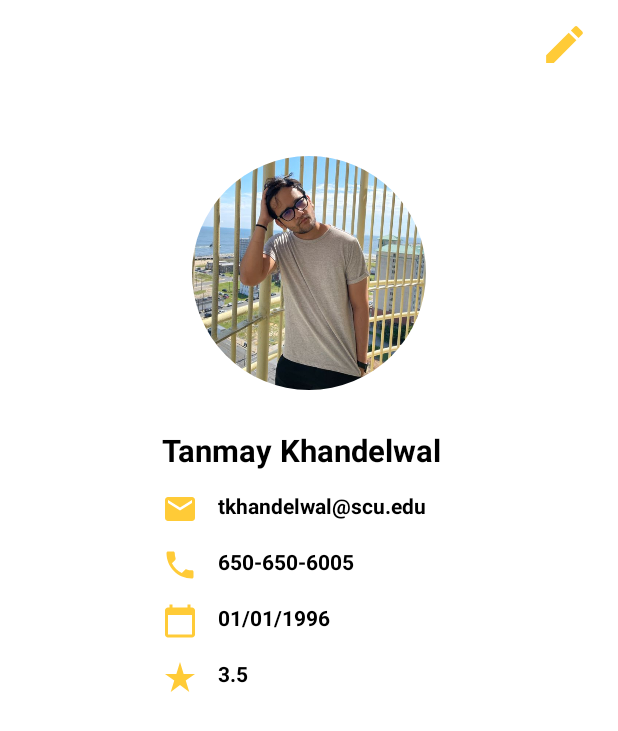
After one commit to amanmishra3/Exsell, an Android app: the UserProfile screen opened directly, with no data from a screen before it, on a phone screen of 412 x 824 dp. The commit adds this screen. Shown: the top 731 px of the screen. Run offline under Robolectric (Android 15) with nearby library versions, the phone set to English and light mode, and no system bars; our stand-ins replace CircleImageView, sdp/ssp sizes.

Commit message:
added UserProfile activity

```diff
--- a/app/src/main/AndroidManifest.xml
+++ b/app/src/main/AndroidManifest.xml
@@ -9,6 +9,9 @@
         android:roundIcon="@mipmap/ic_launcher_round"
         android:supportsRtl="true"
         android:theme="@style/Theme.Exsell">
+        <activity
+            android:name=".UI.UserProfile"
+            android:exported="false" />
         <activity
             android:name=".UI.ViewListing"
             android:exported="false" />
--- /dev/null
+++ b/app/src/main/java/com/android/exsell/UI/UserProfile.java
@@ -0,0 +1,69 @@
+package com.android.exsell.UI;
+
+import androidx.appcompat.app.AppCompatActivity;
+
+import android.os.Bundle;
+import android.text.InputType;
+import android.view.View;
+import android.widget.Button;
+import android.widget.ImageView;
+import android.widget.LinearLayout;
+import android.widget.TextView;
+
+import com.android.exsell.R;
+
+public class UserProfile extends AppCompatActivity {
+
+    ImageView editProfile, addImage;
+    Button updateProfile;
+    TextView userName, userEmail, userPhone, userDob, userRating;
+    LinearLayout linearEmail;
+
+    @Override
+    protected void onCreate(Bundle savedInstanceState) {
+        super.onCreate(savedInstanceState);
+        setContentView(R.layout.activity_user_profile);
+        editProfile = findViewById(R.id.editProfile);
+        updateProfile = findViewById(R.id.profileUpdate);
+        addImage = findViewById(R.id.addImage);
+
+        userName = findViewById(R.id.userName);
+        userEmail = findViewById(R.id.userEmail);
+        userPhone = findViewById(R.id.userPhone);
+        userDob = findViewById(R.id.userDOB);
+        userRating = findViewById(R.id.userRating);
+
+        editProfile.setOnClickListener(new View.OnClickListener() {
+            @Override
+            public void onClick(View v) {
+                editProfile.setVisibility(View.INVISIBLE);
+                updateProfile.setVisibility(View.VISIBLE);
+                addImage.setVisibility(View.VISIBLE);
+
+                userName.setCursorVisible(true);
+                userName.setFocusable(true);
+                userName.setEnabled(true);
+                userName.setClickable(true);
+                userName.setFocusableInTouchMode(true);
+                userName.setInputType(InputType.TYPE_CLASS_TEXT);
+                userName.requestFocus();
+
+                userPhone.setCursorVisible(true);
+                userPhone.setFocusable(true);
+                userPhone.setEnabled(true);
+                userPhone.setClickable(true);
+                userPhone.setFocusableInTouchMode(true);
+                userPhone.setInputType(InputType.TYPE_CLASS_TEXT);
+                userPhone.requestFocus();
+
+                userDob.setCursorVisible(true);
+                userDob.setFocusable(true);
+                userDob.setEnabled(true);
+                userDob.setClickable(true);
+                userDob.setFocusableInTouchMode(true);
+                userDob.setInputType(InputType.TYPE_CLASS_TEXT);
+                userDob.requestFocus();
+            }
+        });
+    }
+}
--- a/app/src/main/java/com/android/exsell/listeners/navigationListener.java
+++ b/app/src/main/java/com/android/exsell/listeners/navigationListener.java
@@ -10,6 +10,7 @@ import androidx.appcompat.app.AppCompatActivity;
 
 import com.android.exsell.R;
 import com.android.exsell.UI.LoginActivity;
+import com.android.exsell.UI.UserProfile;
 import com.google.android.material.navigation.NavigationView;
 import com.google.firebase.auth.FirebaseAuth;
 
@@ -24,9 +25,20 @@ public class navigationListener implements NavigationView.OnNavigationItemSelect
         if(item.getItemId() == R.id.signOut) {
             onSignOut();
             return true;
+        } else if(item.getItemId() == R.id.profile) {
+            onClickProfile();
+            return true;
         }
         return false;
     }
+
+    private void onClickProfile() {
+        Log.i(TAG, "onProfile");
+        Intent intent = new Intent(context, UserProfile.class);
+        intent.setFlags(Intent.FLAG_ACTIVITY_NEW_TASK);
+        context.startActivity(intent);
+    }
+
     public void onSignOut() {
         Log.i(TAG, "onSignOut");
         FirebaseAuth mAuth = FirebaseAuth.getInstance();
--- /dev/null
+++ b/app/src/main/res/drawable/ic_calendar.xml
@@ -0,0 +1,10 @@
+<vector xmlns:android="http://schemas.android.com/apk/res/android"
+    android:width="24dp"
+    android:height="24dp"
+    android:viewportWidth="24"
+    android:viewportHeight="24"
+    android:tint="#FFCB37">
+  <path
+      android:fillColor="@android:color/white"
+      android:pathData="M20,3h-1L19,1h-2v2L7,3L7,1L5,1v2L4,3c-1.1,0 -2,0.9 -2,2v16c0,1.1 0.9,2 2,2h16c1.1,0 2,-0.9 2,-2L22,5c0,-1.1 -0.9,-2 -2,-2zM20,21L4,21L4,8h16v13z"/>
+</vector>
--- /dev/null
+++ b/app/src/main/res/drawable/ic_camera.xml
@@ -0,0 +1,13 @@
+<vector xmlns:android="http://schemas.android.com/apk/res/android"
+    android:width="24dp"
+    android:height="24dp"
+    android:viewportWidth="24"
+    android:viewportHeight="24"
+    android:tint="#FFCB37">
+  <path
+      android:fillColor="@android:color/white"
+      android:pathData="M12,12m-3.2,0a3.2,3.2 0,1 1,6.4 0a3.2,3.2 0,1 1,-6.4 0"/>
+  <path
+      android:fillColor="@android:color/white"
+      android:pathData="M9,2L7.17,4L4,4c-1.1,0 -2,0.9 -2,2v12c0,1.1 0.9,2 2,2h16c1.1,0 2,-0.9 2,-2L22,6c0,-1.1 -0.9,-2 -2,-2h-3.17L15,2L9,2zM12,17c-2.76,0 -5,-2.24 -5,-5s2.24,-5 5,-5 5,2.24 5,5 -2.24,5 -5,5z"/>
+</vector>
--- /dev/null
+++ b/app/src/main/res/drawable/ic_edit.xml
@@ -0,0 +1,10 @@
+<vector xmlns:android="http://schemas.android.com/apk/res/android"
+    android:width="24dp"
+    android:height="24dp"
+    android:viewportWidth="24"
+    android:viewportHeight="24"
+    android:tint="#FFCB37">
+  <path
+      android:fillColor="@android:color/white"
+      android:pathData="M3,17.25V21h3.75L17.81,9.94l-3.75,-3.75L3,17.25zM20.71,7.04c0.39,-0.39 0.39,-1.02 0,-1.41l-2.34,-2.34c-0.39,-0.39 -1.02,-0.39 -1.41,0l-1.83,1.83 3.75,3.75 1.83,-1.83z"/>
+</vector>
--- /dev/null
+++ b/app/src/main/res/drawable/ic_email.xml
@@ -0,0 +1,10 @@
+<vector xmlns:android="http://schemas.android.com/apk/res/android"
+    android:width="24dp"
+    android:height="24dp"
+    android:viewportWidth="24"
+    android:viewportHeight="24"
+    android:tint="#FFCB37">
+  <path
+      android:fillColor="@android:color/white"
+      android:pathData="M20,4L4,4c-1.1,0 -1.99,0.9 -1.99,2L2,18c0,1.1 0.9,2 2,2h16c1.1,0 2,-0.9 2,-2L22,6c0,-1.1 -0.9,-2 -2,-2zM20,8l-8,5 -8,-5L4,6l8,5 8,-5v2z"/>
+</vector>
--- /dev/null
+++ b/app/src/main/res/drawable/ic_phone.xml
@@ -0,0 +1,10 @@
+<vector xmlns:android="http://schemas.android.com/apk/res/android"
+    android:width="24dp"
+    android:height="24dp"
+    android:viewportWidth="24"
+    android:viewportHeight="24"
+    android:tint="#FFCB37">
+  <path
+      android:fillColor="@android:color/white"
+      android:pathData="M6.62,10.79c1.44,2.83 3.76,5.14 6.59,6.59l2.2,-2.2c0.27,-0.27 0.67,-0.36 1.02,-0.24 1.12,0.37 2.33,0.57 3.57,0.57 0.55,0 1,0.45 1,1V20c0,0.55 -0.45,1 -1,1 -9.39,0 -17,-7.61 -17,-17 0,-0.55 0.45,-1 1,-1h3.5c0.55,0 1,0.45 1,1 0,1.25 0.2,2.45 0.57,3.57 0.11,0.35 0.03,0.74 -0.25,1.02l-2.2,2.2z"/>
+</vector>
--- /dev/null
+++ b/app/src/main/res/drawable/ic_star.xml
@@ -0,0 +1,10 @@
+<vector xmlns:android="http://schemas.android.com/apk/res/android"
+    android:width="24dp"
+    android:height="24dp"
+    android:viewportWidth="24"
+    android:viewportHeight="24"
+    android:tint="#FFCB37">
+  <path
+      android:fillColor="@android:color/white"
+      android:pathData="M14.43,10l-2.43,-8l-2.43,8l-7.57,0l6.18,4.41l-2.35,7.59l6.17,-4.69l6.18,4.69l-2.35,-7.59l6.17,-4.41z"/>
+</vector>
--- /dev/null
+++ b/app/src/main/res/layout/activity_user_profile.xml
@@ -0,0 +1,168 @@
+<?xml version="1.0" encoding="utf-8"?>
+<RelativeLayout xmlns:android="http://schemas.android.com/apk/res/android"
+    xmlns:app="http://schemas.android.com/apk/res-auto"
+    xmlns:tools="http://schemas.android.com/tools"
+    android:layout_width="match_parent"
+    android:layout_height="match_parent"
+    tools:context=".UI.UserProfile">
+
+    <ImageView
+        android:id="@+id/editProfile"
+        android:layout_width="@dimen/_25sdp"
+        android:layout_height="@dimen/_25sdp"
+        android:src="@drawable/ic_edit"
+        android:layout_marginTop="@dimen/_10sdp"
+        android:layout_alignParentRight="true"
+        android:layout_marginEnd="@dimen/_15sdp"/>
+
+    <FrameLayout
+        android:id="@+id/frameProfilePic"
+        android:layout_width="wrap_content"
+        android:layout_height="wrap_content"
+        android:layout_centerHorizontal="true"
+        android:layout_marginTop="@dimen/_80sdp">
+
+        <de.hdodenhof.circleimageview.CircleImageView
+            android:id="@+id/profilePic"
+            android:layout_width="@dimen/_120sdp"
+            android:layout_height="@dimen/_120sdp"
+            android:src="@drawable/tanmay" />
+
+        <ImageView
+            android:id="@+id/addImage"
+            android:layout_width="@dimen/_35sdp"
+            android:layout_height="@dimen/_35sdp"
+            android:src="@drawable/ic_camera"
+            android:layout_marginStart="@dimen/_80sdp"
+            android:layout_marginTop="@dimen/_90sdp"
+            android:visibility="invisible"/>
+
+    </FrameLayout>
+
+    <TextView
+        android:id="@+id/userName"
+        android:layout_width="@dimen/_150sdp"
+        android:layout_height="wrap_content"
+        android:text="Tanmay Khandelwal"
+        android:textStyle="bold"
+        android:textColor="@color/black"
+        android:layout_below="@+id/frameProfilePic"
+        android:textSize="@dimen/_16sdp"
+        android:layout_centerHorizontal="true"
+        android:layout_marginTop="@dimen/_15sdp"/>
+
+    <LinearLayout
+        android:id="@+id/linearEmail"
+        android:layout_width="@dimen/_150sdp"
+        android:layout_height="wrap_content"
+        android:orientation="horizontal"
+        android:layout_below="@+id/userName"
+        android:layout_centerHorizontal="true"
+        android:layout_marginTop="@dimen/_10sdp">
+
+        <ImageView
+            android:layout_width="wrap_content"
+            android:layout_height="wrap_content"
+            android:src="@drawable/ic_email"
+            android:layout_marginStart="0dp"/>
+
+        <TextView
+            android:id="@+id/userEmail"
+            android:layout_width="wrap_content"
+            android:layout_height="wrap_content"
+            android:textStyle="bold"
+            android:textColor="@color/black"
+            android:text="tkhandelwal@scu.edu"
+            android:layout_marginStart="@dimen/_10sdp"
+            android:layout_marginEnd="0dp"/>
+
+    </LinearLayout>
+
+    <LinearLayout
+        android:id="@+id/linearPhone"
+        android:layout_width="@dimen/_150sdp"
+        android:layout_height="wrap_content"
+        android:orientation="horizontal"
+        android:layout_below="@+id/linearEmail"
+        android:layout_centerHorizontal="true"
+        android:layout_marginTop="@dimen/_10sdp">
+
+        <ImageView
+            android:layout_width="wrap_content"
+            android:layout_height="wrap_content"
+            android:src="@drawable/ic_phone"/>
+
+        <TextView
+            android:id="@+id/userPhone"
+            android:layout_width="wrap_content"
+            android:layout_height="wrap_content"
+            android:textStyle="bold"
+            android:textColor="@color/black"
+            android:text="650-650-6005"
+            android:layout_marginStart="@dimen/_10sdp"/>
+
+    </LinearLayout>
+
+    <LinearLayout
+        android:id="@+id/linearDOB"
+        android:layout_width="@dimen/_150sdp"
+        android:layout_height="wrap_content"
+        android:orientation="horizontal"
+        android:layout_below="@+id/linearPhone"
+        android:layout_centerHorizontal="true"
+        android:layout_marginTop="@dimen/_10sdp">
+
+        <ImageView
+            android:layout_width="wrap_content"
+            android:layout_height="wrap_content"
+            android:src="@drawable/ic_calendar"/>
+
+        <TextView
+            android:id="@+id/userDOB"
+            android:layout_width="wrap_content"
+            android:layout_height="wrap_content"
+            android:textStyle="bold"
+            android:textColor="@color/black"
+            android:text="01/01/1996"
+            android:layout_marginStart="@dimen/_10sdp"/>
+
+    </LinearLayout>
+
+    <LinearLayout
+        android:id="@+id/linearRating"
+        android:layout_width="@dimen/_150sdp"
+        android:layout_height="wrap_content"
+        android:orientation="horizontal"
+        android:layout_below="@+id/linearDOB"
+        android:layout_centerHorizontal="true"
+        android:layout_marginTop="@dimen/_10sdp">
+
+        <ImageView
+            android:layout_width="wrap_content"
+            android:layout_height="wrap_content"
+            android:src="@drawable/ic_star"/>
+
+        <TextView
+            android:id="@+id/userRating"
+            android:layout_width="wrap_content"
+            android:layout_height="wrap_content"
+            android:textStyle="bold"
+            android:textColor="@color/black"
+            android:text="3.5"
+            android:layout_marginStart="@dimen/_10sdp"/>
+
+    </LinearLayout>
+
+    <Button
+        android:id="@+id/profileUpdate"
+        android:layout_width="wrap_content"
+        android:layout_height="wrap_content"
+        android:backgroundTint="@color/colorThemeYellow"
+        android:layout_below="@id/linearRating"
+        android:layout_marginTop="@dimen/_40sdp"
+        android:text="UPDATE"
+        android:textColor="@color/black"
+        android:layout_centerHorizontal="true"
+        android:visibility="invisible"/>
+
+</RelativeLayout>
--- a/app/src/main/res/menu/navigation_menu.xml
+++ b/app/src/main/res/menu/navigation_menu.xml
@@ -4,15 +4,12 @@
     <item android:id="@+id/home"
         android:title="Home"/>
 
-    <item android:title="Profile">
-        <menu>
-            <item android:id="@+id/login"
-                android:title="Login"/>
-        </menu>
-    </item>
+    <item android:id="@+id/profile"
+        android:title="Profile"/>
 
     <item android:id="@+id/edit"
-        android:title="Edit listing" />
+        android:title="My Listings" />
+
     <item android:id="@+id/signOut"
         android:title="Sign Out"/>
 
```
